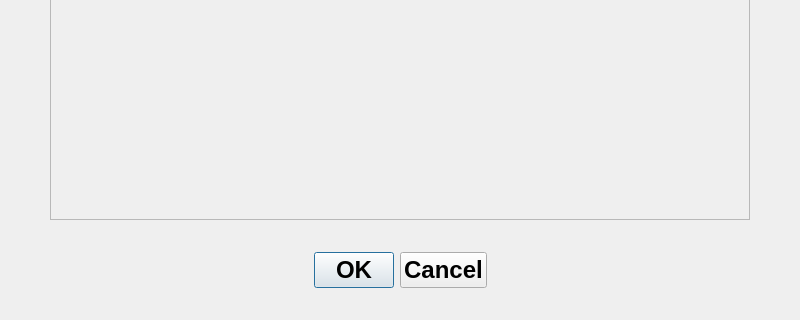
Qt form Source/UI Widgets/Settings/Settings_DIALOG.ui (CorruptedBrainn/The-VALUE) before a commit; both pictures show x 0 to 800 and y 280 to 600 of the 800 by 600 pixel window.
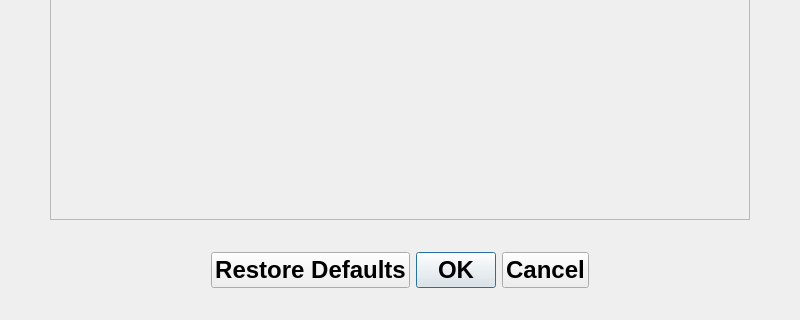
The same form after that commit.

What changed in the file:
```diff
--- a/Source/UI Widgets/Settings/Settings_DIALOG.ui
+++ b/Source/UI Widgets/Settings/Settings_DIALOG.ui
@@ -45,7 +45,7 @@
     <enum>Qt::Orientation::Horizontal</enum>
    </property>
    <property name="standardButtons">
-    <set>QDialogButtonBox::StandardButton::Cancel|QDialogButtonBox::StandardButton::Ok</set>
+    <set>QDialogButtonBox::StandardButton::Cancel|QDialogButtonBox::StandardButton::Ok|QDialogButtonBox::StandardButton::RestoreDefaults</set>
    </property>
    <property name="centerButtons">
     <bool>true</bool>
```
Left out of the diff: 35 changed lines with no effect on the pictures.
